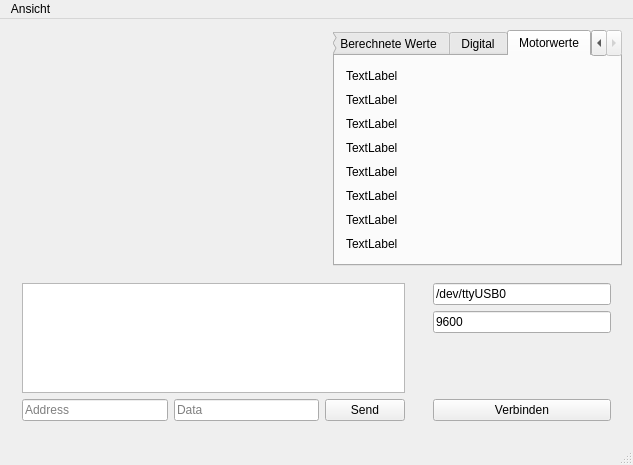
The window that mainwindow.ui (aul12/RobotDebug) describes before a commit, drawn with Qt 5.
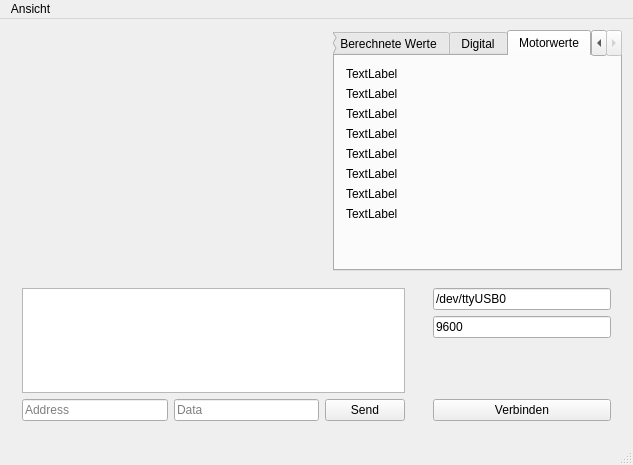
The same window after the commit.

Patch:
```diff
--- a/mainwindow.ui
+++ b/mainwindow.ui
@@ -32,7 +32,7 @@
      <widget class="QTabWidget" name="tabWidget">
       <property name="maximumSize">
        <size>
-        <width>500</width>
+        <width>512</width>
         <height>16777215</height>
        </size>
       </property>
@@ -443,6 +443,19 @@
           </property>
          </widget>
         </item>
+        <item>
+         <spacer name="verticalSpacer_9">
+          <property name="orientation">
+           <enum>Qt::Vertical</enum>
+          </property>
+          <property name="sizeHint" stdset="0">
+           <size>
+            <width>20</width>
+            <height>40</height>
+           </size>
+          </property>
+         </spacer>
+        </item>
        </layout>
       </widget>
      </widget>
```
Left out of the diff: 78 changed lines with no effect on the pictures.
